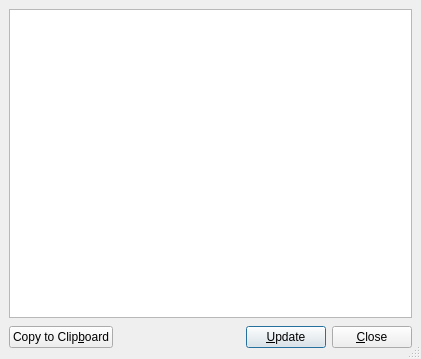
Before: the Qt Designer form src/frontends/qt4/ui/LogUi.ui in rpavlik/lyx-lucid-backport, drawn with Qt 5.
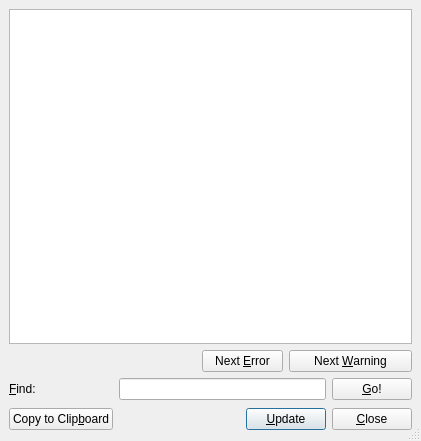
After: the same form once the commit is applied.

What changed in the file:
```diff
--- a/src/frontends/qt4/ui/LogUi.ui
+++ b/src/frontends/qt4/ui/LogUi.ui
@@ -9,7 +9,7 @@
     <x>0</x>
     <y>0</y>
     <width>421</width>
-    <height>359</height>
+    <height>441</height>
    </rect>
   </property>
   <property name="windowTitle" >
@@ -25,37 +25,7 @@
    <property name="spacing" >
     <number>6</number>
    </property>
-   <item row="1" column="0" >
-    <widget class="QPushButton" name="copyPB" >
-     <property name="text" >
-      <string>Copy to Clip&amp;board</string>
-     </property>
-    </widget>
-   </item>
-   <item row="1" column="1" >
-    <spacer>
-     <property name="orientation" >
-      <enum>Qt::Horizontal</enum>
-     </property>
-     <property name="sizeType" >
-      <enum>QSizePolicy::Expanding</enum>
-     </property>
-     <property name="sizeHint" >
-      <size>
-       <width>111</width>
-       <height>26</height>
-      </size>
-     </property>
-    </spacer>
-   </item>
-   <item row="1" column="3" >
-    <widget class="QPushButton" name="closePB" >
-     <property name="text" >
-      <string>&amp;Close</string>
-     </property>
-    </widget>
-   </item>
-   <item row="1" column="2" >
+   <item row="3" column="3" colspan="2" >
     <widget class="QPushButton" name="updatePB" >
      <property name="toolTip" >
       <string>Update the display</string>
@@ -68,7 +38,94 @@
      </property>
     </widget>
    </item>
-   <item row="0" column="0" colspan="4" >
+   <item row="3" column="5" >
+    <widget class="QPushButton" name="closePB" >
+     <property name="text" >
+      <string>&amp;Close</string>
+     </property>
+    </widget>
+   </item>
+   <item row="3" column="1" colspan="2" >
+    <spacer>
+     <property name="orientation" >
+      <enum>Qt::Horizontal</enum>
+     </property>
+     <property name="sizeType" >
+      <enum>QSizePolicy::Expanding</enum>
+     </property>
+     <property name="sizeHint" >
+      <size>
+       <width>111</width>
+       <height>26</height>
+      </size>
+     </property>
+    </spacer>
+   </item>
+   <item row="3" column="0" >
+    <widget class="QPushButton" name="copyPB" >
+     <property name="text" >
+      <string>Copy to Clip&amp;board</string>
+     </property>
+    </widget>
+   </item>
+   <item row="1" column="0" colspan="2" >
+    <spacer>
+     <property name="orientation" >
+      <enum>Qt::Horizontal</enum>
+     </property>
+     <property name="sizeHint" >
+      <size>
+       <width>201</width>
+       <height>20</height>
+      </size>
+     </property>
+    </spacer>
+   </item>
+   <item row="2" column="5" >
+    <widget class="QPushButton" name="findPB" >
+     <property name="text" >
+      <string>&amp;Go!</string>
+     </property>
+    </widget>
+   </item>
+   <item row="2" column="1" colspan="4" >
+    <widget class="QLineEdit" name="findLE" >
+     <property name="toolTip" >
+      <string>Hit Enter to search, or click Go!</string>
+     </property>
+    </widget>
+   </item>
+   <item row="2" column="0" >
+    <widget class="QLabel" name="findLA" >
+     <property name="text" >
+      <string>&amp;Find:</string>
+     </property>
+     <property name="buddy" >
+      <cstring>findLE</cstring>
+     </property>
+    </widget>
+   </item>
+   <item row="1" column="4" colspan="2" >
+    <widget class="QPushButton" name="nextWarningPB" >
+     <property name="toolTip" >
+      <string>Jump to the next warning message.</string>
+     </property>
+     <property name="text" >
+      <string>Next &amp;Warning</string>
+     </property>
+    </widget>
+   </item>
+   <item row="1" column="2" colspan="2" >
+    <widget class="QPushButton" name="nextErrorPB" >
+     <property name="toolTip" >
+      <string>Jump to the next error message.</string>
+     </property>
+     <property name="text" >
+      <string>Next &amp;Error</string>
+     </property>
+    </widget>
+   </item>
+   <item row="0" column="0" colspan="6" >
     <widget class="QTextBrowser" name="logTB" />
    </item>
   </layout>
```
Left out of the diff: 4 changed lines with no effect on the pictures.
